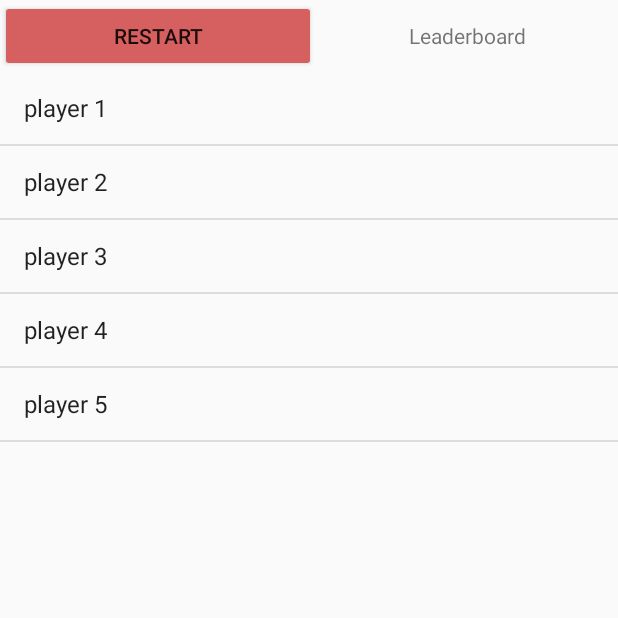
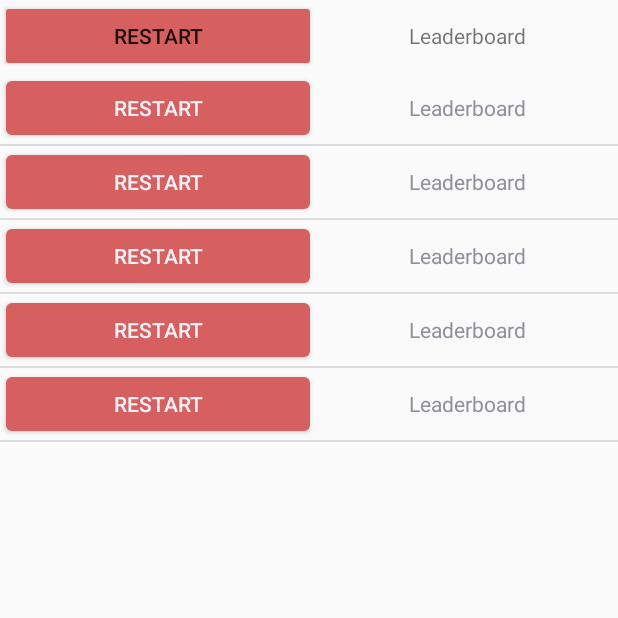
Before and after one commit to TonyCQin/CS2340B_Team14, an Android app: the EndScreen screen opened directly, with no data from a screen before it, on a phone screen of 412 x 824 dp, the top half of it. Run offline under Robolectric (Android 15) with nearby library versions, the phone set to English and light mode, and no system bars; 2 statements that could not run were skipped.

Commit message:
list view edit

```diff
--- a/app/src/main/java/com/example/basementdungeoncrawler/view/EndScreen.java
+++ b/app/src/main/java/com/example/basementdungeoncrawler/view/EndScreen.java
@@ -2,13 +2,16 @@ package com.example.basementdungeoncrawler.view;
 
 import com.example.basementdungeoncrawler.Model.ScoresList;
 import com.example.basementdungeoncrawler.R;
+import com.example.basementdungeoncrawler.viewModel.LeaderBoardAdapter;
+
 import android.content.Intent;
 import android.os.Bundle;
-import android.widget.ArrayAdapter;
 import android.widget.Button;
 import android.widget.ListView;
 
 import androidx.appcompat.app.AppCompatActivity;
+
+import java.util.ArrayList;
 
 public class EndScreen extends AppCompatActivity {
     @Override
@@ -22,17 +25,23 @@ public class EndScreen extends AppCompatActivity {
             Intent restart = new Intent(EndScreen.this, MainActivity.class);
             startActivity(restart);
         });
+
+        ArrayList<String> l1 = new ArrayList<>();
+        l1.add("item1");
+        l1.add("item2");
+        l1.add("item3");
+        l1.add("item4");
+        l1.add("item5");
+
+        ArrayList<String> l2 = new ArrayList<>();
+        l2.add("sub item1");
+        l2.add("sub item2");
+        l2.add("sub item3");
+        l2.add("sub item4");
+        l2.add("sub item5");
+
+        LeaderBoardAdapter adapter = new LeaderBoardAdapter(getApplicationContext(), l1, l2);
         ListView leaderBoard = findViewById(R.id.leaderBoard);
-        // Define the data you want to display in the ListView
-        String[] data = {"player 1", "player 2", "player 3", "player 4", "player 5"};
-        ScoresList scoreslist = ScoresList.getList();
-//        TODO: scoreslist.getTopFive.list
-//        pass that into the adapter
-
-        // Create an ArrayAdapter to bind the data to the ListView
-        ArrayAdapter<String> adapter = new ArrayAdapter<>(this, android.R.layout.simple_list_item_1, data);
-
-        // Set the adapter to the ListView
         leaderBoard.setAdapter(adapter);
     }
 }
--- a/app/src/main/java/com/example/basementdungeoncrawler/viewModel/LeaderBoardAdapter.java
+++ b/app/src/main/java/com/example/basementdungeoncrawler/viewModel/LeaderBoardAdapter.java
@@ -1,50 +1,53 @@
-//package com.example.basementdungeoncrawler.viewModel;
-//
-//import android.content.Context;
-//import android.view.LayoutInflater;
-//import android.view.View;
-//import android.view.ViewGroup;
-//import android.widget.BaseAdapter;
-//import android.widget.ImageView;
-//import android.widget.TextView;
-//
-//import com.example.basementdungeoncrawler.R;
-//
-//public class LeaderBoardAdapter extends BaseAdapter {
-//    Context context;
-//    String countryList[];
-//    int flags[];
-//    LayoutInflater inflter;
-//
-//    public LeaderBoardAdapter(Context applicationContext, String[] countryList, int[] flags) {
-//        this.context = context;
-//        this.countryList = countryList;
-//        this.flags = flags;
-//        inflter = (LayoutInflater.from(applicationContext));
-//    }
-//
-//    @Override
-//    public int getCount() {
-//        return countryList.length;
-//    }
-//
-//    @Override
-//    public Object getItem(int i) {
-//        return null;
-//    }
-//
-//    @Override
-//    public long getItemId(int i) {
-//        return 0;
-//    }
-//
-//    @Override
-//    public View getView(int i, View view, ViewGroup viewGroup) {
-//        view = inflter.inflate(R.layout.end_screen, null);
-//        TextView country = (TextView) view.findViewById(R.id.textView);
-////        ImageView icon = (ImageView) view.findViewById(R.id.icon);
-//        country.setText(countryList[i]);
-//        icon.setImageResource(flags[i]);
-//        return view;
-//    }
-//
+package com.example.basementdungeoncrawler.viewModel;
+
+import android.content.Context;
+import android.view.LayoutInflater;
+import android.view.View;
+import android.view.ViewGroup;
+import android.widget.BaseAdapter;
+import android.widget.TextView;
+
+import com.example.basementdungeoncrawler.R;
+
+import java.util.ArrayList;
+
+public class LeaderBoardAdapter extends BaseAdapter {
+    private Context context;
+    private ArrayList<String> dataList1;
+    private ArrayList<String> dataList2;
+
+    public LeaderBoardAdapter(Context context, ArrayList<String> row1, ArrayList<String> row2) {
+        this.context = context;
+        this.dataList1 = row1;
+        this.dataList2 = row2;
+
+    }
+
+    @Override
+    public int getCount() {
+        return dataList1.size();
+    }
+
+    @Override
+    public Object getItem(int i) {
+        return null;
+    }
+
+    @Override
+    public long getItemId(int i) {
+        return 0;
+    }
+
+    @Override
+    public View getView(int i, View view, ViewGroup viewGroup) {
+        LayoutInflater inflater = (LayoutInflater.from(context));
+        view = inflater.inflate(R.layout.end_screen, null);
+        TextView line1TextView = view.findViewById(R.id.line1TextView);
+        TextView line2TextView = view.findViewById(R.id.line2TextView);
+
+        line1TextView.setText(dataList1.get(i));
+        line2TextView.setText(dataList2.get(i));
+
+        return view;
+    }
+}
--- a/app/src/main/res/layout/end_screen.xml
+++ b/app/src/main/res/layout/end_screen.xml
@@ -24,6 +24,7 @@
             android:gravity="center"
             android:text="@string/Leaderboard" />
     </LinearLayout>
+
     <ListView
         android:id="@+id/leaderBoard"
         android:layout_width="match_parent"
```
Also changed, not shown: app/src/main/java/com/example/basementdungeoncrawler/viewModel/EndScreenViewModel.java (added, +12 -0 lines), app/src/main/res/layout/list_item_layout.xml (added, +23 -0 lines), 1 other file.
